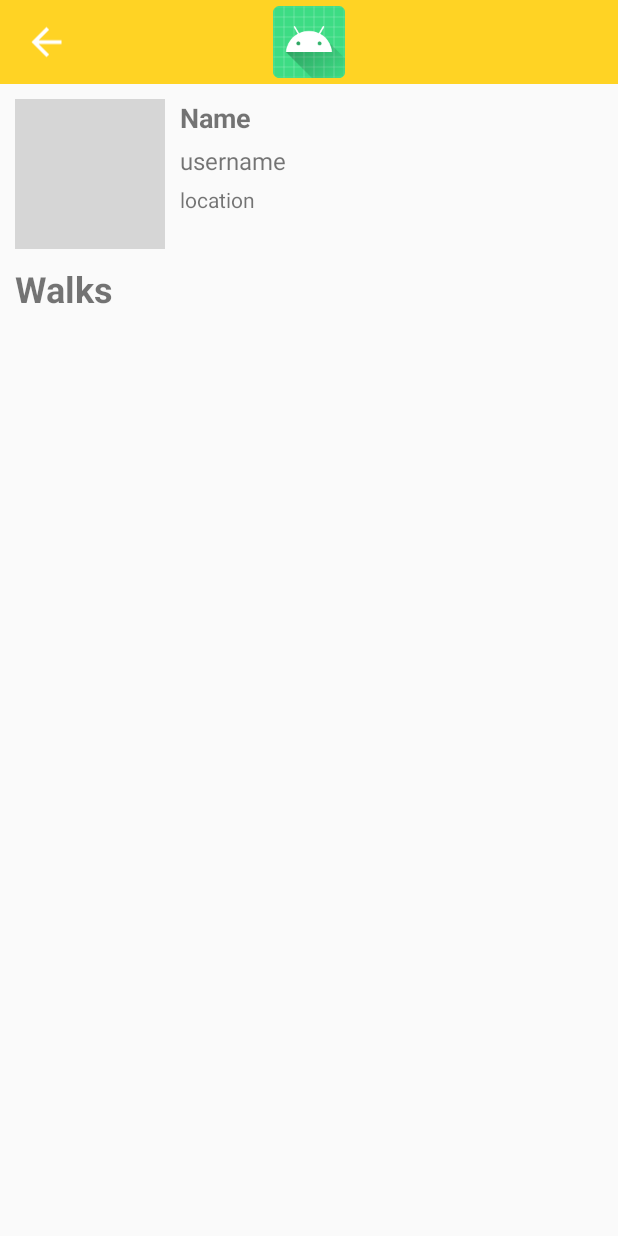
After one commit to rache1tang/WalksApp, an Android app: the layout activity_view_profile.xml on its own in the app's theme, with its tools: preview values and no code run, on a phone screen of 412 x 824 dp. The commit adds this screen. Run offline under Robolectric (Android 15) with nearby library versions, the phone set to English and light mode, and no system bars; grey boxes are pictures that could not be loaded.

Commit message:
goes to profile when profile image is clicked

```diff
--- a/app/src/main/AndroidManifest.xml
+++ b/app/src/main/AndroidManifest.xml
@@ -18,7 +18,8 @@
         android:supportsRtl="true"
         android:theme="@style/AppTheme"
         android:usesCleartextTraffic="true">
-        <activity android:name=".ComposeCommentActivity"></activity>
+        <activity android:name=".ViewProfileActivity"></activity>
+        <activity android:name=".ComposeCommentActivity" />
         <activity android:name=".ChangePasswordActivity" />
         <activity android:name=".EditProfileActivity" />
         <activity android:name=".WalkDetailsActivity" />
@@ -33,6 +34,9 @@
                 <category android:name="android.intent.category.LAUNCHER" />
             </intent-filter>
         </activity>
+        <meta-data
+            android:name="com.google.android.geo.API_KEY"
+            android:value="@string/google_maps_key" />
     </application>
 
 </manifest>
--- a/app/src/main/java/com/example/walksapp/SignUpActivity.java
+++ b/app/src/main/java/com/example/walksapp/SignUpActivity.java
@@ -82,6 +82,7 @@ public class SignUpActivity extends AppCompatActivity {
             public void done(ParseException e) {
                 if (e != null) {
                     Log.e(TAG, "error saving new user", e);
+                    Toast.makeText(getApplicationContext(), e.getMessage(), Toast.LENGTH_SHORT).show();
                     return;
                 }
                 Toast.makeText(getApplicationContext(), "Sign in to use app!", Toast.LENGTH_SHORT).show();
--- a/app/src/main/java/com/example/walksapp/fragments/HomeFragment.java
+++ b/app/src/main/java/com/example/walksapp/fragments/HomeFragment.java
@@ -147,6 +147,12 @@ public class HomeFragment extends Fragment {
             } else {
                 tvNotice.setVisibility(View.INVISIBLE);
             }
+            if (userTags.isEmpty()) {
+                walks.addAll(objects);
+                adapter.notifyDataSetChanged();
+                swipeContainer.setRefreshing(false);
+                return;
+            }
             for (Walk ob : objects) {
                 List<String> tags = SearchFragment.parseString(ob.getTags());
                 for (String tag : tags) {
--- /dev/null
+++ b/app/src/main/res/layout/activity_view_profile.xml
@@ -0,0 +1,102 @@
+<?xml version="1.0" encoding="utf-8"?>
+<RelativeLayout
+    xmlns:android="http://schemas.android.com/apk/res/android"
+    xmlns:app="http://schemas.android.com/apk/res-auto"
+    xmlns:tools="http://schemas.android.com/tools"
+    android:layout_width="match_parent"
+    android:layout_height="match_parent"
+    tools:context=".ViewProfileActivity">
+
+    <androidx.appcompat.widget.Toolbar
+        android:id="@+id/toolbar"
+        android:layout_width="match_parent"
+        android:layout_height="?attr/actionBarSize"
+        android:background="?attr/colorPrimary"
+        app:popupTheme="@style/ThemeOverlay.AppCompat.Light">
+
+        <ImageView
+            android:id="@+id/toolbar_logo"
+            android:layout_width="wrap_content"
+            android:layout_height="match_parent"
+            android:layout_gravity="center"
+            android:layout_marginTop="4dp"
+            android:layout_marginBottom="4dp"
+            android:src="@mipmap/ic_launcher" />
+
+        <ImageView
+            android:id="@+id/ivProfileBack"
+            android:layout_width="30dp"
+            android:layout_height="match_parent"
+            android:layout_gravity="left"
+            app:srcCompat="@drawable/abc_vector_test" />
+
+    </androidx.appcompat.widget.Toolbar>
+
+    <ImageView
+        android:id="@+id/ivProfileImg"
+        android:layout_width="100dp"
+        android:layout_height="100dp"
+        android:layout_below="@+id/toolbar"
+        android:layout_alignParentStart="true"
+        android:layout_marginStart="10dp"
+        android:layout_marginTop="10dp"
+        android:scaleType="centerCrop"
+        tools:src="@tools:sample/avatars" />
+
+    <TextView
+        android:id="@+id/tvProfileName"
+        android:layout_width="wrap_content"
+        android:layout_height="wrap_content"
+        android:layout_below="@+id/toolbar"
+        android:layout_marginStart="10dp"
+        android:layout_marginTop="10dp"
+        android:layout_toEndOf="@+id/ivProfileImg"
+        android:textSize="18sp"
+        android:textStyle="bold"
+        tools:text="Name" />
+
+    <TextView
+        android:id="@+id/tvProfileUser"
+        android:layout_width="wrap_content"
+        android:layout_height="wrap_content"
+        android:layout_below="@+id/tvProfileName"
+        android:layout_marginStart="10dp"
+        android:layout_marginTop="5dp"
+        android:layout_toEndOf="@+id/ivProfileImg"
+        android:textSize="16sp"
+        tools:text="username" />
+
+    <FrameLayout
+        android:id="@+id/flProfileView"
+        android:layout_width="match_parent"
+        android:layout_height="match_parent"
+        android:layout_below="@+id/tvYourWalks"
+        android:layout_alignParentStart="true"
+        android:layout_marginStart="0dp"
+        android:layout_marginTop="5dp">
+
+    </FrameLayout>
+
+    <TextView
+        android:id="@+id/tvProfileLoc"
+        android:layout_width="wrap_content"
+        android:layout_height="wrap_content"
+        android:layout_below="@+id/tvProfileUser"
+        android:layout_marginStart="10dp"
+        android:layout_marginTop="5dp"
+        android:layout_toEndOf="@+id/ivProfileImg"
+        tools:text="location" />
+
+    <TextView
+        android:id="@+id/tvYourWalks"
+        android:layout_width="wrap_content"
+        android:layout_height="wrap_content"
+        android:layout_below="@+id/ivProfileImg"
+        android:layout_alignParentStart="true"
+        android:layout_marginStart="10dp"
+        android:layout_marginTop="10dp"
+        android:text="Walks"
+        android:textSize="24sp"
+        android:textStyle="bold" />
+
+</RelativeLayout>
--- a/app/src/main/res/values/strings.xml
+++ b/app/src/main/res/values/strings.xml
@@ -2,4 +2,5 @@
     <string name="app_name">WalksApp</string>
     <!-- TODO: Remove or change this placeholder text -->
     <string name="hello_blank_fragment">Hello blank fragment</string>
+    <string name="google_maps_api_key">AIzaSyAX-_d1cRxr63Byetrpfybft6wVjaGkOGs</string>
 </resources>
--- a/build.gradle
+++ b/build.gradle
@@ -27,5 +27,4 @@ task clean(type: Delete) {
 ext {
     appCompatVersion = '1.0.0'
     designSupportVersion = '1.0.0'
-    // recyclerViewVersion = '1.0.0'
 }
```
Also changed, not shown: app/build.gradle (+7 -0 lines), app/src/main/java/com/example/walksapp/AddTagsActivity.java (+24 -1 lines), app/src/main/java/com/example/walksapp/ComposeCommentActivity.java (+7 -0 lines), app/src/main/java/com/example/walksapp/ViewProfileActivity.java (added, +71 -0 lines), app/src/main/java/com/example/walksapp/WalkDetailsActivity.java (+18 -0 lines), app/src/main/java/com/example/walksapp/fragments/ViewProfileScrollFragment.java (added, +43 -0 lines), app/src/main/res/layout/activity_add_tags.xml (+11 -1 lines), app/src/main/res/layout/activity_walk_details.xml (+9 -0 lines), app/src/main/res/values/google_maps_api.xml (added, +24 -0 lines).
